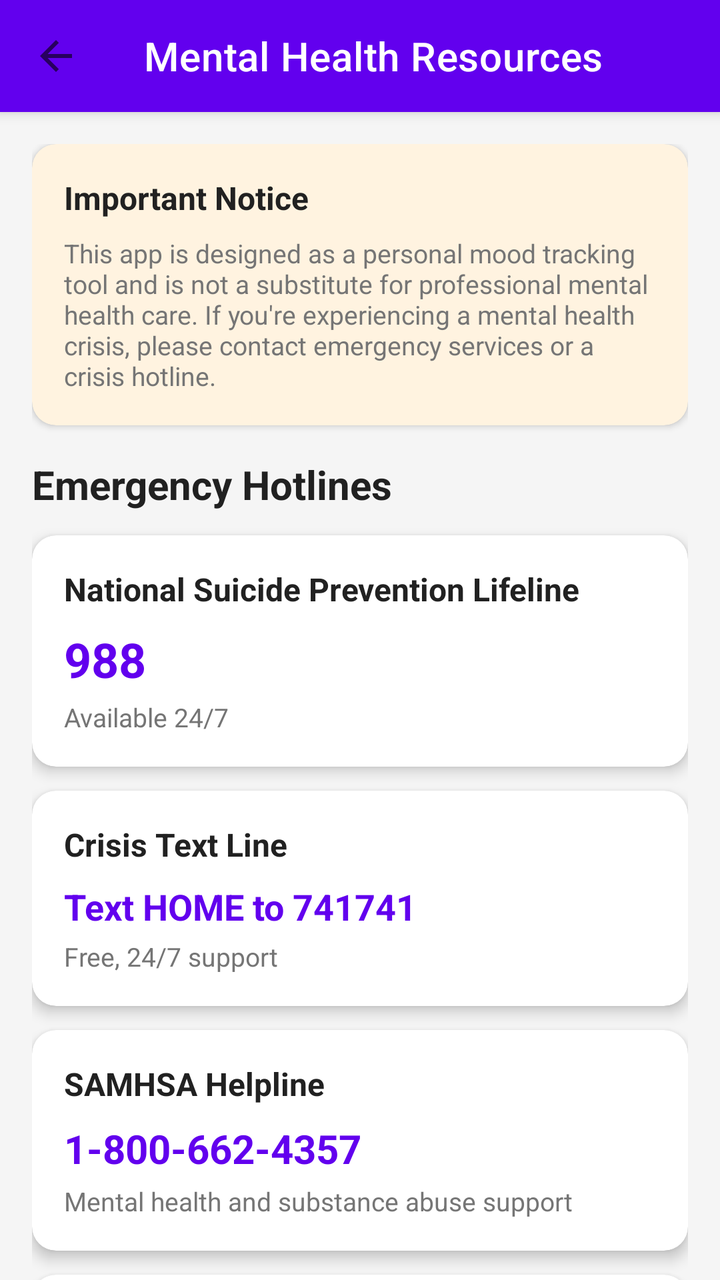
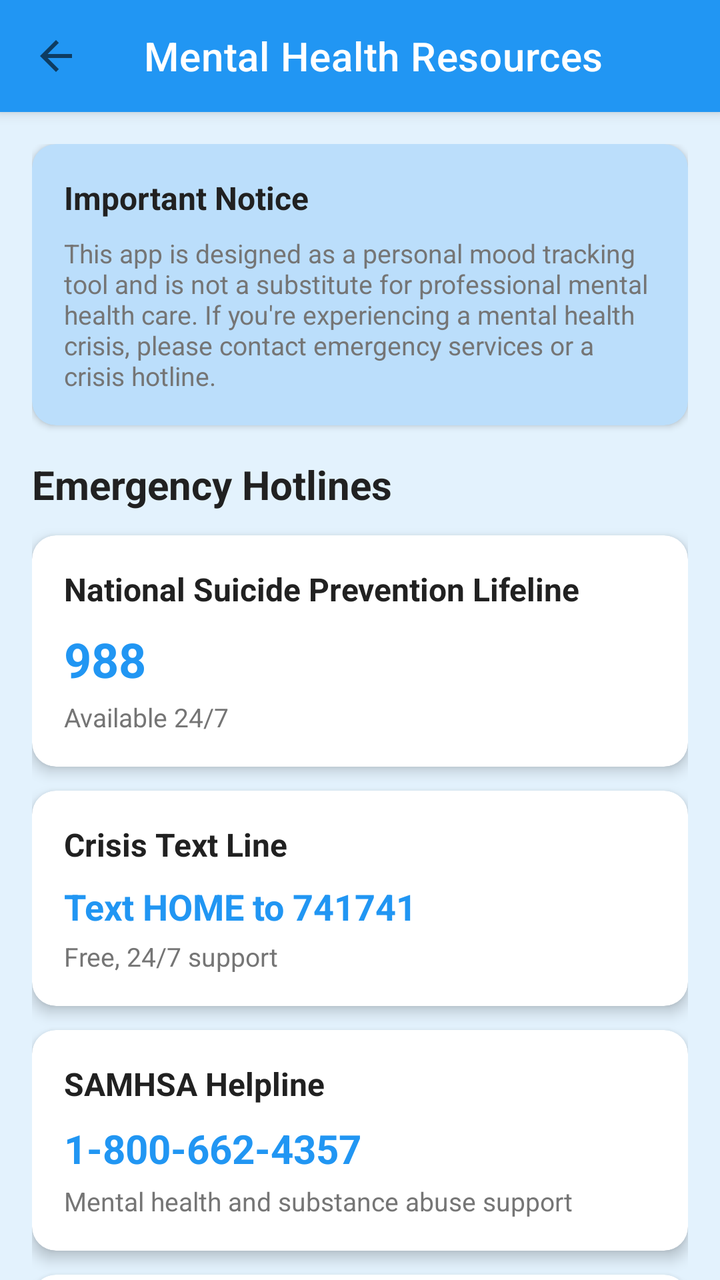

The first picture is an Android layout as it rendered before a commit; the second is the same layout after the commit. The layout source and the unified diff follow.
<!-- AndroidManifest.xml: activity theme Theme.MentalHealthMoodTracker -->
<!-- res/layout/activity_resources.xml -->
<?xml version="1.0" encoding="utf-8"?>
<androidx.coordinatorlayout.widget.CoordinatorLayout
    xmlns:android="http://schemas.android.com/apk/res/android"
    xmlns:app="http://schemas.android.com/apk/res-auto"
    xmlns:tools="http://schemas.android.com/tools"
    android:layout_width="match_parent"
    android:layout_height="match_parent"
    android:background="@color/background"
    tools:context=".ui.ResourcesActivity">

    <com.google.android.material.appbar.AppBarLayout
        android:layout_width="match_parent"
        android:layout_height="wrap_content">

        <androidx.appcompat.widget.Toolbar
            android:id="@+id/toolbar"
            android:layout_width="match_parent"
            android:layout_height="?attr/actionBarSize"
            android:background="@color/primary"
            app:title="@string/mental_health_resources"
            app:titleTextColor="@android:color/white"
            app:navigationIcon="@drawable/ic_back"/>

    </com.google.android.material.appbar.AppBarLayout>

    <androidx.core.widget.NestedScrollView
        android:layout_width="match_parent"
        android:layout_height="match_parent"
        app:layout_behavior="@string/appbar_scrolling_view_behavior">

        <LinearLayout
            android:layout_width="match_parent"
            android:layout_height="wrap_content"
            android:orientation="vertical"
            android:padding="16dp">

            
            <com.google.android.material.card.MaterialCardView
                android:layout_width="match_parent"
                android:layout_height="wrap_content"
                app:cardCornerRadius="12dp"
                app:cardElevation="2dp"
                app:cardBackgroundColor="#FFF3E0"
                android:layout_marginBottom="16dp">

                <LinearLayout
                    android:layout_width="match_parent"
                    android:layout_height="wrap_content"
                    android:orientation="vertical"
                    android:padding="16dp">

                    <TextView
                        android:layout_width="wrap_content"
                        android:layout_height="wrap_content"
                        android:text="@string/disclaimer_title"
                        android:textSize="16sp"
                        android:textStyle="bold"
                        android:textColor="@color/text_primary"/>

                    <TextView
                        android:layout_width="match_parent"
                        android:layout_height="wrap_content"
                        android:text="@string/disclaimer_message"
                        android:textSize="13sp"
                        android:textColor="@color/text_secondary"
                        android:layout_marginTop="8dp"/>

                </LinearLayout>

            </com.google.android.material.card.MaterialCardView>

            
            <TextView
                android:layout_width="wrap_content"
                android:layout_height="wrap_content"
                android:text="@string/emergency_hotlines"
                android:textSize="20sp"
                android:textStyle="bold"
                android:textColor="@color/text_primary"
                android:layout_marginBottom="12dp"/>

            
            <com.google.android.material.card.MaterialCardView
                android:id="@+id/suicidePreventionCard"
                android:layout_width="match_parent"
                android:layout_height="wrap_content"
                app:cardCornerRadius="12dp"
                app:cardElevation="4dp"
                android:layout_marginBottom="12dp"
                android:clickable="true"
                android:focusable="true"
                android:foreground="?attr/selectableItemBackground"
                app:cardBackgroundColor="@color/surface">

                <LinearLayout
                    android:layout_width="match_parent"
                    android:layout_height="wrap_content"
                    android:orientation="vertical"
                    android:padding="16dp">

                    <TextView
                        android:layout_width="match_parent"
                        android:layout_height="wrap_content"
                        android:text="@string/suicide_prevention_line"
                        android:textSize="16sp"
                        android:textStyle="bold"
                        android:textColor="@color/text_primary"/>

                    <TextView
                        android:layout_width="match_parent"
                        android:layout_height="wrap_content"
                        android:text="@string/suicide_prevention_number"
                        android:textSize="24sp"
                        android:textStyle="bold"
                        android:textColor="@color/primary"
                        android:layout_marginTop="8dp"/>

                    <TextView
                        android:layout_width="match_parent"
                        android:layout_height="wrap_content"
                        android:text="Available 24/7"
                        android:textSize="13sp"
                        android:textColor="@color/text_secondary"
                        android:layout_marginTop="4dp"/>

                </LinearLayout>

            </com.google.android.material.card.MaterialCardView>

            
            <com.google.android.material.card.MaterialCardView
                android:id="@+id/crisisTextCard"
                android:layout_width="match_parent"
                android:layout_height="wrap_content"
                app:cardCornerRadius="12dp"
                app:cardElevation="4dp"
                android:layout_marginBottom="12dp"
                android:clickable="true"
                android:focusable="true"
                android:foreground="?attr/selectableItemBackground"
                app:cardBackgroundColor="@color/surface">

                <LinearLayout
                    android:layout_width="match_parent"
                    android:layout_height="wrap_content"
                    android:orientation="vertical"
                    android:padding="16dp">

                    <TextView
                        android:layout_width="match_parent"
                        android:layout_height="wrap_content"
                        android:text="@string/crisis_text_line"
                        android:textSize="16sp"
                        android:textStyle="bold"
                        android:textColor="@color/text_primary"/>

                    <TextView
                        android:layout_width="match_parent"
                        android:layout_height="wrap_content"
                        android:text="@string/crisis_text_number"
                        android:textSize="18sp"
                        android:textStyle="bold"
                        android:textColor="@color/primary"
                        android:layout_marginTop="8dp"/>

                    <TextView
                        android:layout_width="match_parent"
                        android:layout_height="wrap_content"
                        android:text="Free, 24/7 support"
                        android:textSize="13sp"
                        android:textColor="@color/text_secondary"
                        android:layout_marginTop="4dp"/>

                </LinearLayout>

            </com.google.android.material.card.MaterialCardView>

            
            <com.google.android.material.card.MaterialCardView
                android:id="@+id/samhsaCard"
                android:layout_width="match_parent"
                android:layout_height="wrap_content"
                app:cardCornerRadius="12dp"
                app:cardElevation="4dp"
                android:layout_marginBottom="12dp"
                android:clickable="true"
                android:focusable="true"
                android:foreground="?attr/selectableItemBackground"
                app:cardBackgroundColor="@color/surface">

                <LinearLayout
                    android:layout_width="match_parent"
                    android:layout_height="wrap_content"
                    android:orientation="vertical"
                    android:padding="16dp">

                    <TextView
                        android:layout_width="match_parent"
                        android:layout_height="wrap_content"
                        android:text="@string/substance_abuse_line"
                        android:textSize="16sp"
                        android:textStyle="bold"
                        android:textColor="@color/text_primary"/>

                    <TextView
                        android:layout_width="match_parent"
                        android:layout_height="wrap_content"
                        android:text="@string/substance_abuse_number"
                        android:textSize="20sp"
                        android:textStyle="bold"
                        android:textColor="@color/primary"
                        android:layout_marginTop="8dp"/>

                    <TextView
                        android:layout_width="match_parent"
                        android:layout_height="wrap_content"
                        android:text="Mental health and substance abuse support"
                        android:textSize="13sp"
                        android:textColor="@color/text_secondary"
                        android:layout_marginTop="4dp"/>

                </LinearLayout>

            </com.google.android.material.card.MaterialCardView>

            
            <com.google.android.material.card.MaterialCardView
                android:id="@+id/domesticViolenceCard"
                android:layout_width="match_parent"
                android:layout_height="wrap_content"
                app:cardCornerRadius="12dp"
                app:cardElevation="4dp"
                android:layout_marginBottom="24dp"
                android:clickable="true"
                android:focusable="true"
                android:foreground="?attr/selectableItemBackground"
                app:cardBackgroundColor="@color/surface">

                <LinearLayout
                    android:layout_width="match_parent"
                    android:layout_height="wrap_content"
                    android:orientation="vertical"
                    android:padding="16dp">

                    <TextView
                        android:layout_width="match_parent"
                        android:layout_height="wrap_content"
                        android:text="@string/domestic_violence_line"
                        android:textSize="16sp"
                        android:textStyle="bold"
                        android:textColor="@color/text_primary"/>

                    <TextView
                        android:layout_width="match_parent"
                        android:layout_height="wrap_content"
                        android:text="@string/domestic_violence_number"
                        android:textSize="20sp"
                        android:textStyle="bold"
                        android:textColor="@color/primary"
                        android:layout_marginTop="8dp"/>

                    <TextView
                        android:layout_width="match_parent"
                        android:layout_height="wrap_content"
                        android:text="Confidential support, 24/7"
                        android:textSize="13sp"
                        android:textColor="@color/text_secondary"
                        android:layout_marginTop="4dp"/>

                </LinearLayout>

            </com.google.android.material.card.MaterialCardView>

            
            <TextView
                android:layout_width="wrap_content"
                android:layout_height="wrap_content"
                android:text="@string/helpful_articles"
                android:textSize="20sp"
                android:textStyle="bold"
                android:textColor="@color/text_primary"
                android:layout_marginBottom="12dp"/>

            <com.google.android.material.card.MaterialCardView
                android:layout_width="match_parent"
                android:layout_height="wrap_content"
                app:cardCornerRadius="12dp"
                app:cardElevation="4dp"
                android:layout_marginBottom="12dp"
                app:cardBackgroundColor="@color/surface">

                <LinearLayout
                    android:layout_width="match_parent"
                    android:layout_height="wrap_content"
                    android:orientation="vertical"
                    android:padding="16dp">

                    <TextView
                        android:layout_width="match_parent"
                        android:layout_height="wrap_content"
                        android:text="@string/professional_help"
                        android:textSize="16sp"
                        android:textStyle="bold"
                        android:textColor="@color/text_primary"/>

                    <TextView
                        android:layout_width="match_parent"
                        android:layout_height="wrap_content"
                        android:layout_marginTop="8dp"
                        android:text="Consider reaching out to a licensed mental health professional such as a therapist, psychologist, or psychiatrist. They can provide personalized support and treatment."
                        android:textColor="@color/text_secondary"
                        android:textSize="14sp" />

                </LinearLayout>

            </com.google.android.material.card.MaterialCardView>

        </LinearLayout>

    </androidx.core.widget.NestedScrollView>

</androidx.coordinatorlayout.widget.CoordinatorLayout>
<!-- resources referenced by this layout -->
<resources>
  <color name="background">#F5F5F5</color>
  <color name="primary">#6200EE</color>
  <color name="surface">#FFFFFF</color>
  <color name="text_primary">#212121</color>
  <color name="text_secondary">#757575</color>
  <!-- drawable ic_back (drawable) -->
  <vector xmlns:android="http://schemas.android.com/apk/res/android"
      android:width="24dp"
      android:height="24dp"
      android:viewportWidth="24"
      android:viewportHeight="24"
      android:tint="?attr/colorControlNormal"
      android:autoMirrored="true">
      <path
          android:fillColor="@android:color/white"
          android:pathData="M20,11H7.83l5.59,-5.59L12,4l-8,8 8,8 1.41,-1.41L7.83,13H20v-2z"/>
  </vector>
  <string name="crisis_text_line">Crisis Text Line</string>
  <string name="crisis_text_number">Text HOME to 741741</string>
  <string name="disclaimer_message">This app is designed as a personal mood tracking tool and is not a substitute for professional mental health care. If you\'re experiencing a mental health crisis, please contact emergency services or a crisis hotline.</string>
  <string name="disclaimer_title">Important Notice</string>
  <string name="domestic_violence_line">National Domestic Violence Hotline</string>
  <string name="domestic_violence_number">1-800-799-7233</string>
  <string name="emergency_hotlines">Emergency Hotlines</string>
  <string name="helpful_articles">Helpful Articles</string>
  <string name="mental_health_resources">Mental Health Resources</string>
  <string name="professional_help">Finding Professional Help</string>
  <string name="substance_abuse_line">SAMHSA Helpline</string>
  <string name="substance_abuse_number">1-800-662-4357</string>
  <string name="suicide_prevention_line">National Suicide Prevention Lifeline</string>
  <string name="suicide_prevention_number">988</string>
  <style name="Theme.MentalHealthMoodTracker" parent="Theme.MaterialComponents.Light.NoActionBar">
          
          <item name="colorPrimary">@color/primary</item>
          <item name="colorPrimaryVariant">@color/primary_dark</item>
          <item name="colorOnPrimary">@color/white</item>
          
          <item name="colorSecondary">@color/accent</item>
          <item name="colorSecondaryVariant">@color/accent</item>
          <item name="colorOnSecondary">@color/black</item>
          
          <item name="android:statusBarColor">@color/primary_dark</item>
          
          <item name="android:windowBackground">@color/background</item>
          <item name="colorSurface">@color/surface</item>
          <item name="colorOnSurface">@color/text_primary</item>
      </style>
  <color name="primary_dark">#3700B3</color>
  <color name="white">#FFFFFF</color>
  <color name="accent">#03DAC5</color>
  <color name="black">#000000</color>
</resources>

<!-- the commit's change to res/layout/activity_resources.xml (unified diff, before → after) -->
@@ -18,7 +18,7 @@
             android:layout_height="?attr/actionBarSize"
             android:background="@color/primary"
             app:title="@string/mental_health_resources"
-            app:titleTextColor="@android:color/white"
+            app:titleTextColor="@color/white"
             app:navigationIcon="@drawable/ic_back"/>
 
     </com.google.android.material.appbar.AppBarLayout>
@@ -40,7 +40,7 @@
                 android:layout_height="wrap_content"
                 app:cardCornerRadius="12dp"
                 app:cardElevation="2dp"
-                app:cardBackgroundColor="#FFF3E0"
+                app:cardBackgroundColor="@color/primary_light"
                 android:layout_marginBottom="16dp">
 
                 <LinearLayout
<!-- resource entries referenced after the edit -->
@@ -1,7 +1,8 @@
 <!-- resources referenced by this layout -->
 <resources>
-  <color name="background">#F5F5F5</color>
-  <color name="primary">#6200EE</color>
+  <color name="background">#E3F2FD</color>
+  <color name="primary">#2196F3</color>
+  <color name="primary_light">#BBDEFB</color>
   <color name="surface">#FFFFFF</color>
   <color name="text_primary">#212121</color>
   <color name="text_secondary">#757575</color>
@@ -47,9 +48,9 @@
           <item name="colorSurface">@color/surface</item>
           <item name="colorOnSurface">@color/text_primary</item>
       </style>
-  <color name="primary_dark">#3700B3</color>
+  <color name="primary_dark">#1976D2</color>
   <color name="white">#FFFFFF</color>
-  <color name="accent">#03DAC5</color>
+  <color name="accent">#03A9F4</color>
   <color name="black">#000000</color>
 </resources>
 
